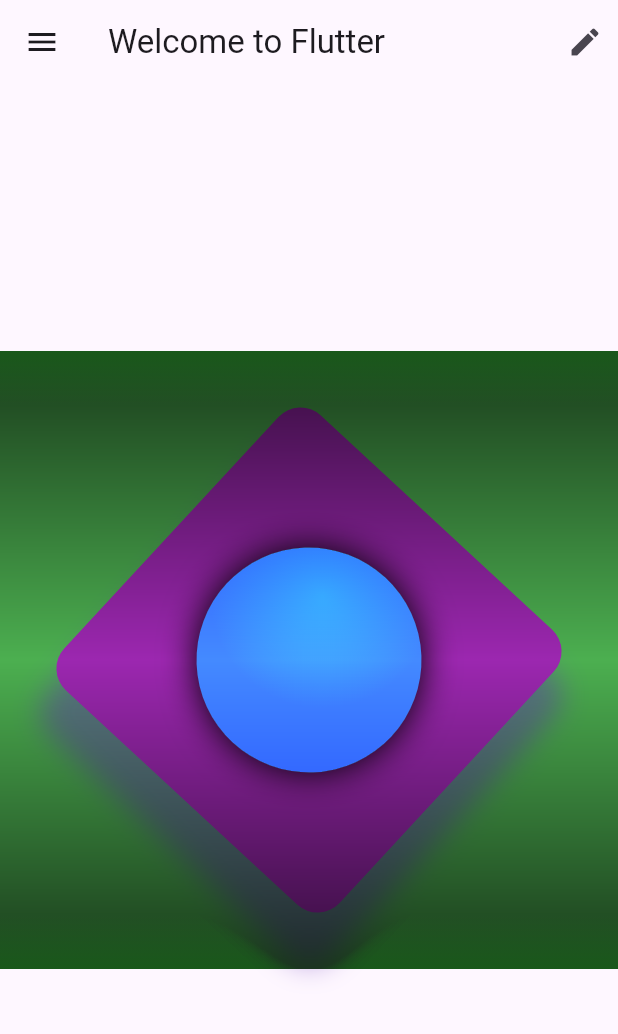
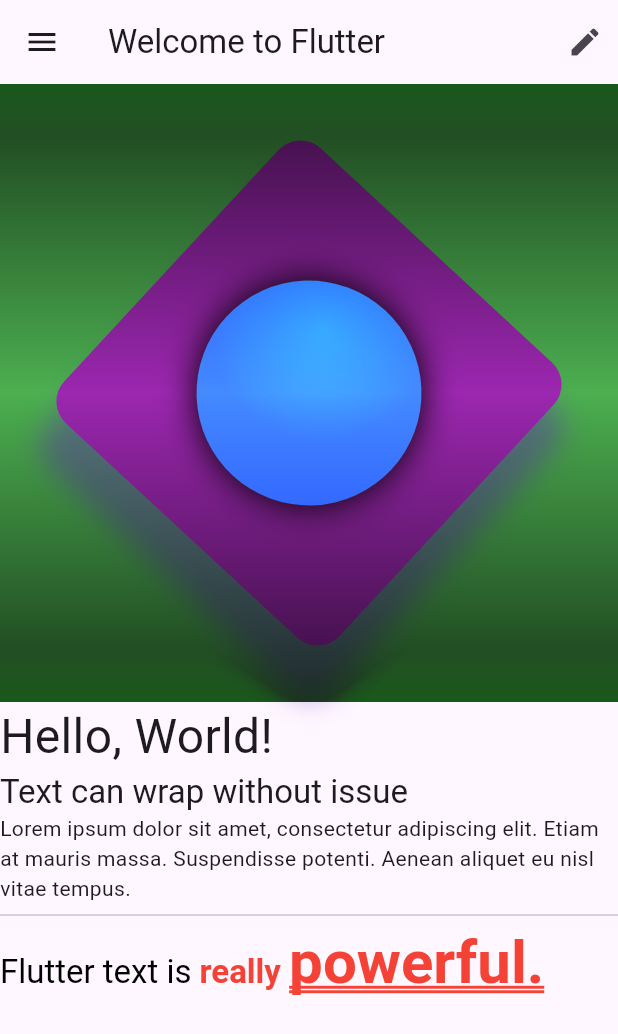
Before and after one commit to tugorez/learning-flutter, a Flutter app: the screen it shows after launch, on a phone screen of 412 x 824 dp. Shown: the top 1034 px of the screen. Run offline on Flutter 3.47's test engine with Material 3 defaults, Android fonts, the phone set to English and light mode, and no system bars.

Commit message:
Printing stylish text on the screen

```diff
--- a/flutter_layout/lib/basic_screen.dart
+++ b/flutter_layout/lib/basic_screen.dart
@@ -1,5 +1,6 @@
 import 'package:flutter/material.dart';
 import 'package:flutter_layout/immutable_widget.dart';
+import 'package:flutter_layout/text_layout.dart';
 
 class BasicScreen extends StatelessWidget {
   const BasicScreen({super.key});
@@ -16,11 +17,14 @@ class BasicScreen extends StatelessWidget {
           ),
         ],
       ),
-      body: const Center(
-        child: AspectRatio(
-          aspectRatio: 1.0,
-          child: ImmutableWidget(),
-        ),
+      body: const Column(
+        children: [
+          AspectRatio(
+            aspectRatio: 1.0,
+            child: ImmutableWidget(),
+          ),
+          TextLayout(),
+        ],
       ),
       drawer: Drawer(
         child: Container(
--- /dev/null
+++ b/flutter_layout/lib/text_layout.dart
@@ -0,0 +1,52 @@
+import 'package:flutter/material.dart';
+
+class TextLayout extends StatelessWidget {
+  const TextLayout({super.key});
+
+  @override
+  Widget build(BuildContext context) {
+    return Column(
+      crossAxisAlignment: CrossAxisAlignment.start,
+      children: [
+        const Text(
+          'Hello, World!',
+          style: TextStyle(fontSize: 32),
+        ),
+        Text(
+          'Text can wrap without issue',
+          style: Theme.of(context).textTheme.headline6,
+        ),
+        const Text(
+          'Lorem ipsum dolor sit amet, consectetur adipiscing elit.'
+          ' Etiam at mauris massa. Suspendisse potenti. Aenean aliquet eu nisl vitae tempus.',
+        ),
+        const Divider(),
+        RichText(
+          text: const TextSpan(
+            text: 'Flutter text is ',
+            style: TextStyle(fontSize: 22, color: Colors.black),
+            children: [
+              TextSpan(
+                text: 'really ',
+                style: TextStyle(
+                  fontWeight: FontWeight.bold,
+                  color: Colors.red,
+                ),
+                children: [
+                  TextSpan(
+                    text: 'powerful.',
+                    style: TextStyle(
+                      decoration: TextDecoration.underline,
+                      decorationStyle: TextDecorationStyle.double,
+                      fontSize: 40,
+                    ),
+                  ),
+                ],
+              ),
+            ],
+          ),
+        ),
+      ],
+    );
+  }
+}
```
